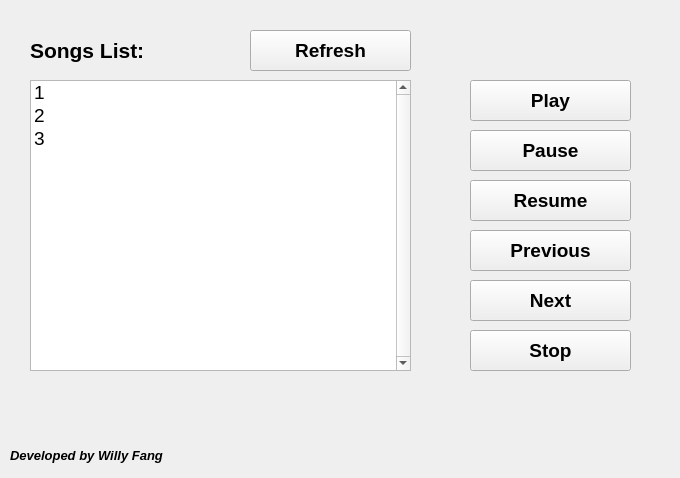
The window that Music_Player_UI_V01.ui (LeBronWilly/Music_Player_Python) describes before a commit, drawn with Qt 5.
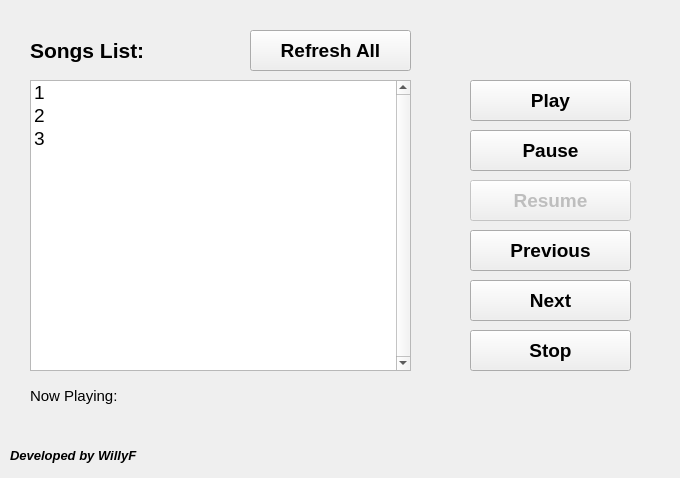
The same window after the commit.

```diff
--- a/Music_Player_UI_V01.ui
+++ b/Music_Player_UI_V01.ui
@@ -34,7 +34,7 @@
     </font>
    </property>
    <property name="text">
-    <string>Refresh</string>
+    <string>Refresh All</string>
    </property>
   </widget>
   <widget class="QLabel" name="label_2">
@@ -80,7 +80,7 @@
     </font>
    </property>
    <property name="text">
-    <string>Developed by Willy Fang</string>
+    <string>Developed by WillyF</string>
    </property>
    <property name="alignment">
     <set>Qt::AlignJustify|Qt::AlignVCenter</set>
@@ -169,7 +169,7 @@
   </widget>
   <widget class="QPushButton" name="Resume_Button">
    <property name="enabled">
-    <bool>true</bool>
+    <bool>false</bool>
    </property>
    <property name="geometry">
     <rect>
@@ -263,6 +263,31 @@
     <string>Stop</string>
    </property>
   </widget>
+  <widget class="QLabel" name="Current_Label">
+   <property name="geometry">
+    <rect>
+     <x>30</x>
+     <y>380</y>
+     <width>601</width>
+     <height>31</height>
+    </rect>
+   </property>
+   <property name="font">
+    <font>
+     <family>Arial</family>
+     <pointsize>11</pointsize>
+     <weight>50</weight>
+     <italic>false</italic>
+     <bold>false</bold>
+    </font>
+   </property>
+   <property name="text">
+    <string>Now Playing: </string>
+   </property>
+   <property name="alignment">
+    <set>Qt::AlignJustify|Qt::AlignVCenter</set>
+   </property>
+  </widget>
  </widget>
  <resources/>
  <connections/>
```
Left out of the diff: 4 changed lines with no effect on the pictures.
